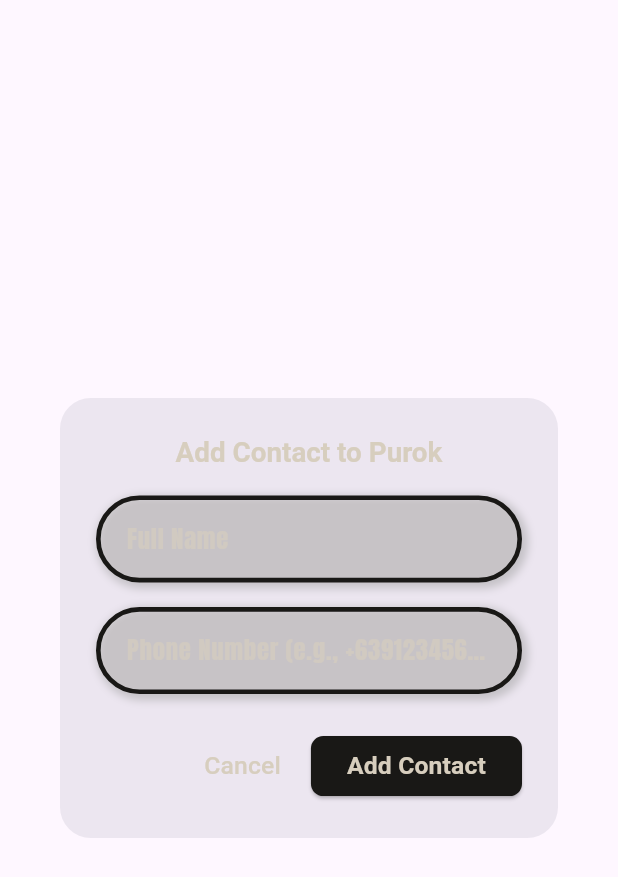
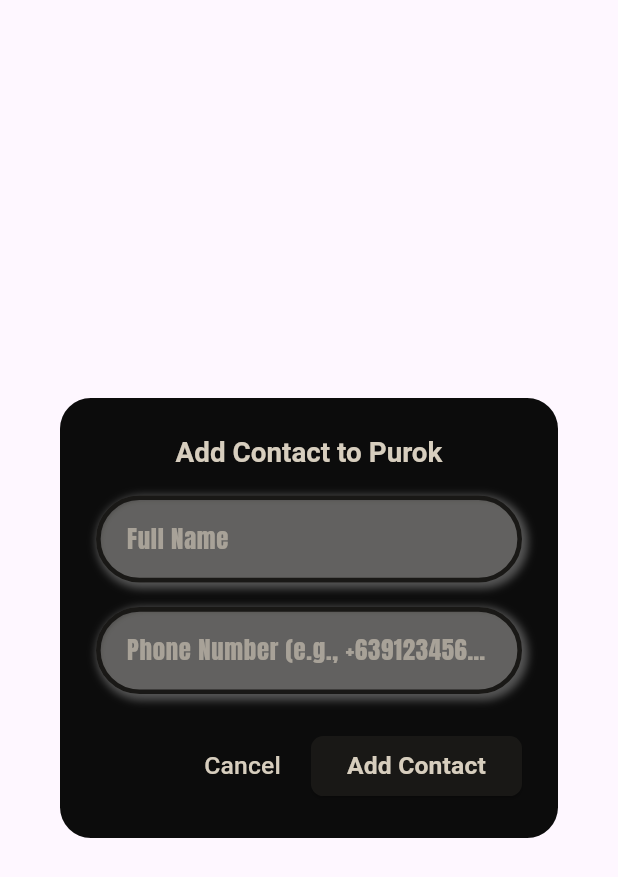
Before and after one commit to WenDEVLIFE/beans_alert, a Flutter app: the AddContactDialog widget shown alone on an empty page, opened directly with empty values, on a phone screen of 412 x 824 dp. Shown: the top 877 px of the screen. Run offline on Flutter 3.47's test engine with Material 3 defaults, Android fonts, the phone set to English and light mode, and no system bars; our stand-ins replace cloud_firestore, equatable, firebase_auth, firebase_core, flutter_bloc, flutter_svg and 3 more; missing offline and left inert: mailer; accounts and stored records are empty; Roboto replaces fonts that are missing (Poppins).

Commit message:
push changes

```diff
--- a/lib/src/widget/AddContactDialog.dart
+++ b/lib/src/widget/AddContactDialog.dart
@@ -44,6 +44,7 @@ class _AddContactDialogState extends State<AddContactDialog> {
     double screenHeight = MediaQuery.of(context).size.height;
 
     return AlertDialog(
+      backgroundColor: ColorHelpers.customblack1,
       shape: RoundedRectangleBorder(
         borderRadius: BorderRadius.circular(screenWidth * 0.05),
       ),
--- a/lib/src/widget/AddPurokDialog.dart
+++ b/lib/src/widget/AddPurokDialog.dart
@@ -28,6 +28,7 @@ class _AddPurokDialogState extends State<AddPurokDialog> {
     double screenHeight = MediaQuery.of(context).size.height;
 
     return AlertDialog(
+      backgroundColor: ColorHelpers.customblack1,
       shape: RoundedRectangleBorder(
         borderRadius: BorderRadius.circular(screenWidth * 0.05),
       ),
```
